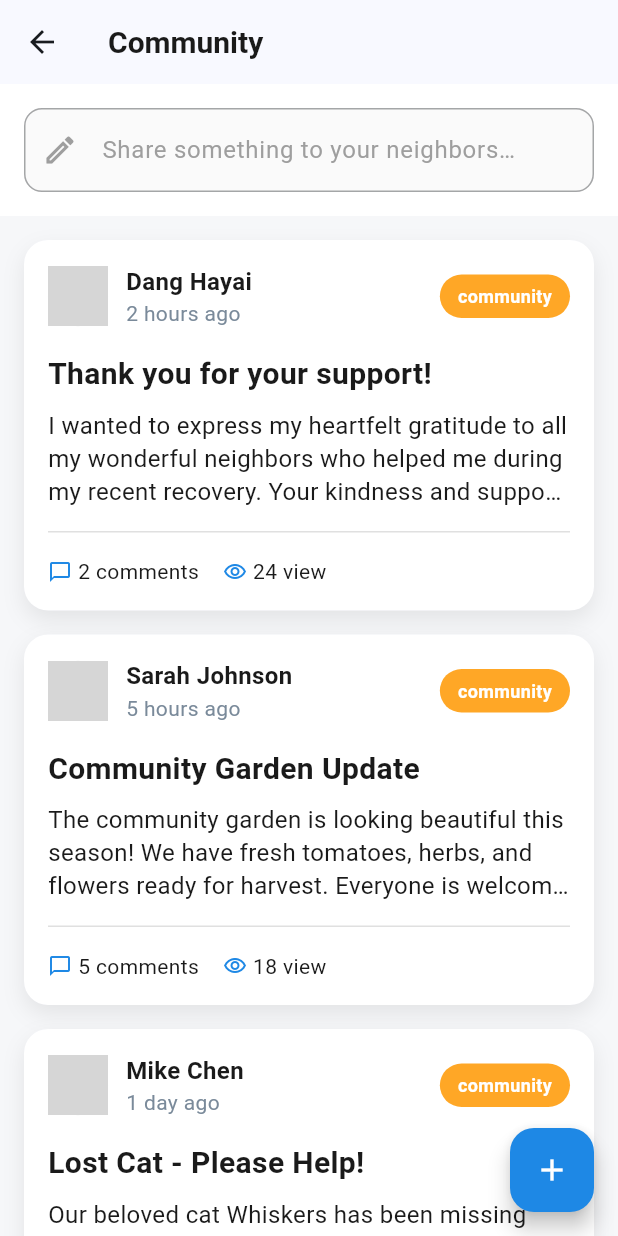
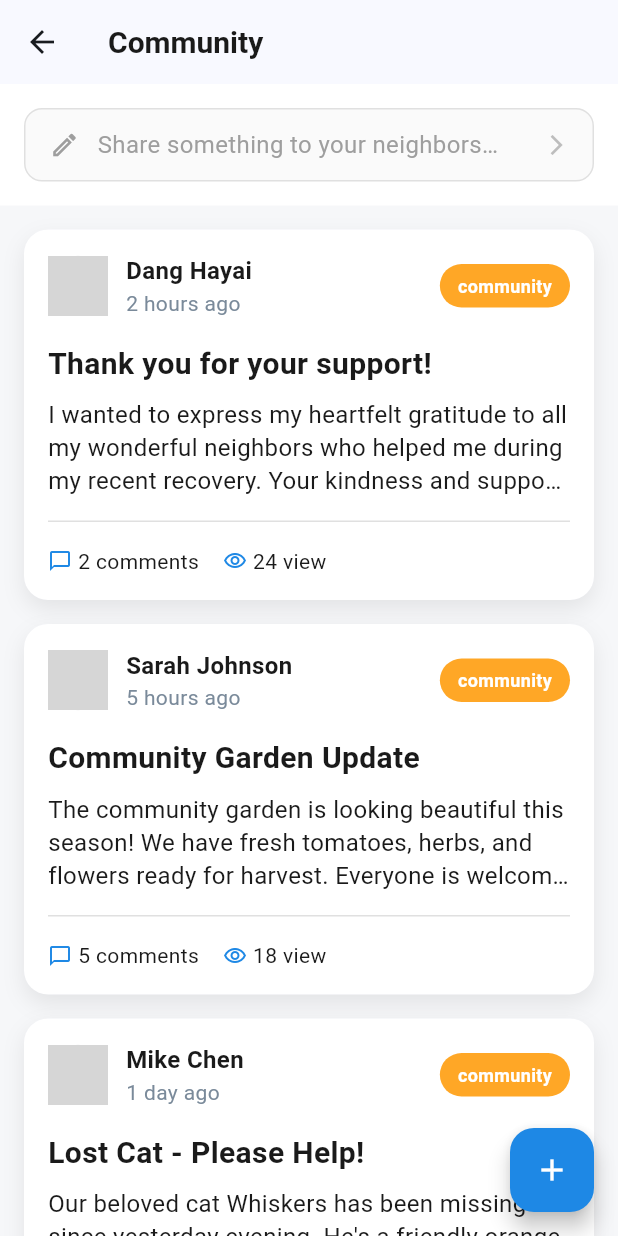
Before and after one commit to MrPusitCH/ICPC-2025, a Flutter app: the CommunityFeedScreen screen opened directly, on a phone screen of 412 x 824 dp. Run offline on Flutter 3.47's test engine with Material 3 defaults, Android fonts, the light colour scheme and no system bars; our stand-ins replace shared_preferences; accounts and stored records are empty; network calls fail; grey boxes are pictures that could not be loaded.

Commit message:
feat: Add clickable Make Post button to community feed screen
- Convert disabled text field to interactive InkWell widget
- Add navigation to create post screen on tap
- Enhance visual design with forward arrow icon
- Maintain existing FAB functionality
- Improve user experience for post creation

```diff
--- a/frontend/neighbor_app/lib/screens/community/community_feed_screen.dart
+++ b/frontend/neighbor_app/lib/screens/community/community_feed_screen.dart
@@ -23,32 +23,50 @@ class CommunityFeedScreen extends StatelessWidget {
       ),
       body: Column(
         children: [
-          // Optional composer placeholder (disabled)
+          // Make Post button/composer area
           Container(
             color: AppTheme.white,
             padding: const EdgeInsets.all(AppTheme.spacing16),
-            child: TextField(
-              enabled: false,
-              decoration: InputDecoration(
-                hintText: 'Share something to your neighbors…',
-                hintStyle: TextStyle(
-                  color: Colors.grey.shade500,
-                  fontSize: 16,
+            child: InkWell(
+              onTap: () {
+                // Navigate to create community post
+                AppRouter.pushNamed(context, AppRouter.communityCreate);
+              },
+              borderRadius: BorderRadius.circular(12),
+              child: Container(
+                padding: const EdgeInsets.symmetric(
+                  horizontal: AppTheme.spacing16,
+                  vertical: AppTheme.spacing12,
                 ),
-                prefixIcon: Icon(
-                  Icons.edit_outlined,
-                  color: Colors.grey.shade500,
+                decoration: BoxDecoration(
+                  border: Border.all(color: Colors.grey.shade300),
+                  borderRadius: BorderRadius.circular(12),
+                  color: Colors.grey.shade50,
                 ),
-                border: OutlineInputBorder(
-                  borderRadius: BorderRadius.circular(12),
-                  borderSide: BorderSide(color: Colors.grey.shade300),
+                child: Row(
+                  children: [
+                    Icon(
+                      Icons.edit_outlined,
+                      color: Colors.grey.shade500,
+                      size: 20,
+                    ),
+                    const SizedBox(width: AppTheme.spacing12),
+                    Expanded(
+                      child: Text(
+                        'Share something to your neighbors…',
+                        style: TextStyle(
+                          color: Colors.grey.shade500,
+                          fontSize: 16,
+                        ),
+                      ),
+                    ),
+                    Icon(
+                      Icons.arrow_forward_ios,
+                      color: Colors.grey.shade400,
+                      size: 16,
+                    ),
+                  ],
                 ),
-                enabledBorder: OutlineInputBorder(
-                  borderRadius: BorderRadius.circular(12),
-                  borderSide: BorderSide(color: Colors.grey.shade300),
-                ),
-                filled: true,
-                fillColor: Colors.grey.shade50,
               ),
             ),
           ),
```
